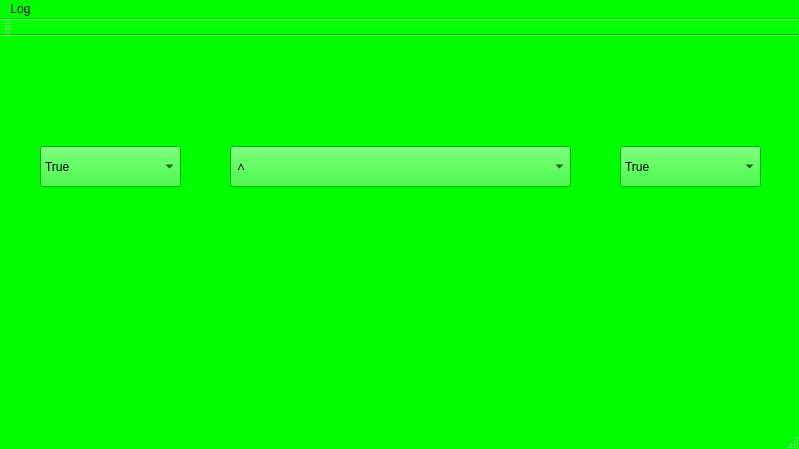
Old version of the form Lab4/mainwindow.ui in the repository Georgy760/Qt_Projects.
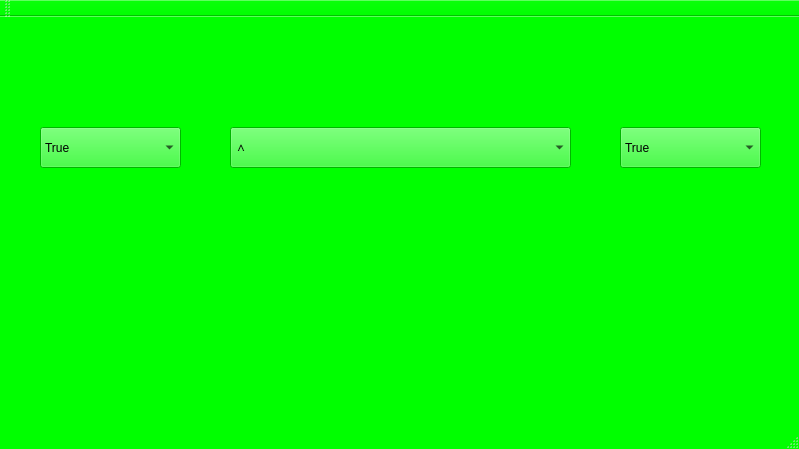
New version of the form.

The edit to the form file:
```diff
--- a/Lab4/mainwindow.ui
+++ b/Lab4/mainwindow.ui
@@ -485,6 +485,9 @@
       <height>41</height>
      </rect>
     </property>
+    <property name="layoutDirection">
+     <enum>Qt::LeftToRight</enum>
+    </property>
     <item>
      <property name="text">
       <string>∧</string>
@@ -537,22 +540,6 @@
     </item>
    </widget>
   </widget>
-  <widget class="QMenuBar" name="menuBar">
-   <property name="geometry">
-    <rect>
-     <x>0</x>
-     <y>0</y>
-     <width>799</width>
-     <height>21</height>
-    </rect>
-   </property>
-   <widget class="QMenu" name="menuLog">
-    <property name="title">
-     <string>Log</string>
-    </property>
-   </widget>
-   <addaction name="menuLog"/>
-  </widget>
   <widget class="QToolBar" name="mainToolBar">
    <attribute name="toolBarArea">
     <enum>TopToolBarArea</enum>
```
